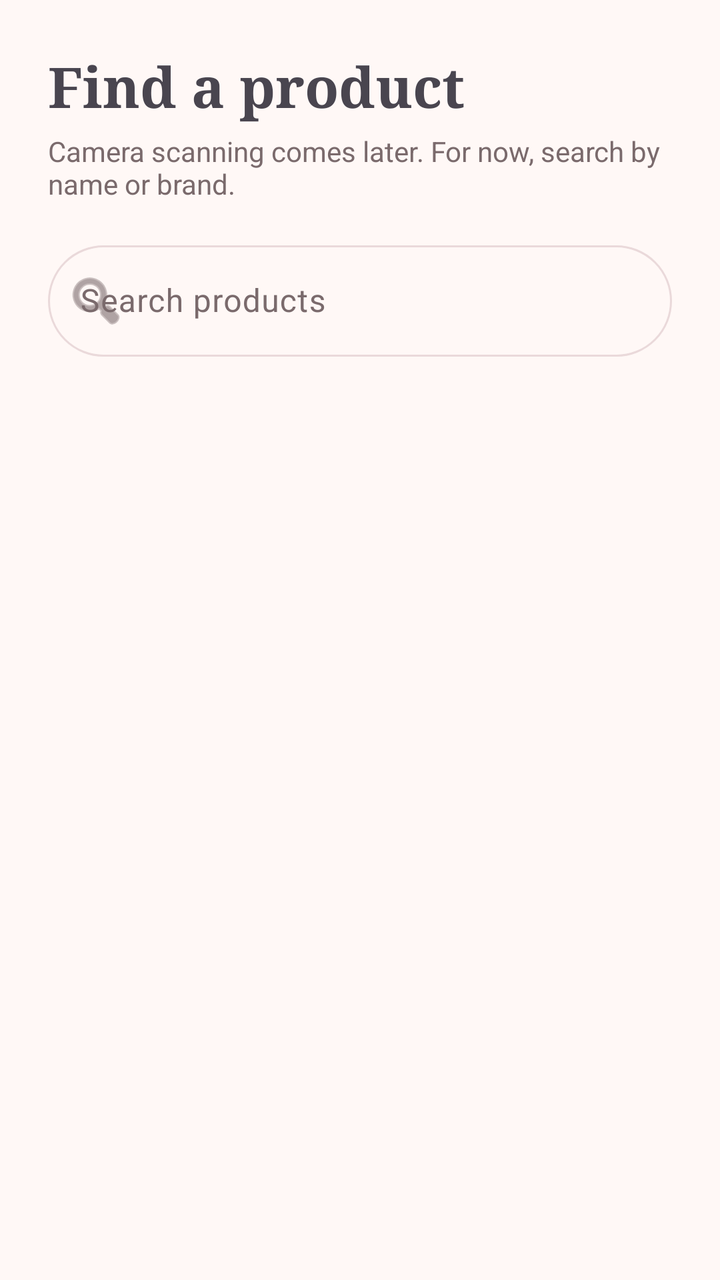
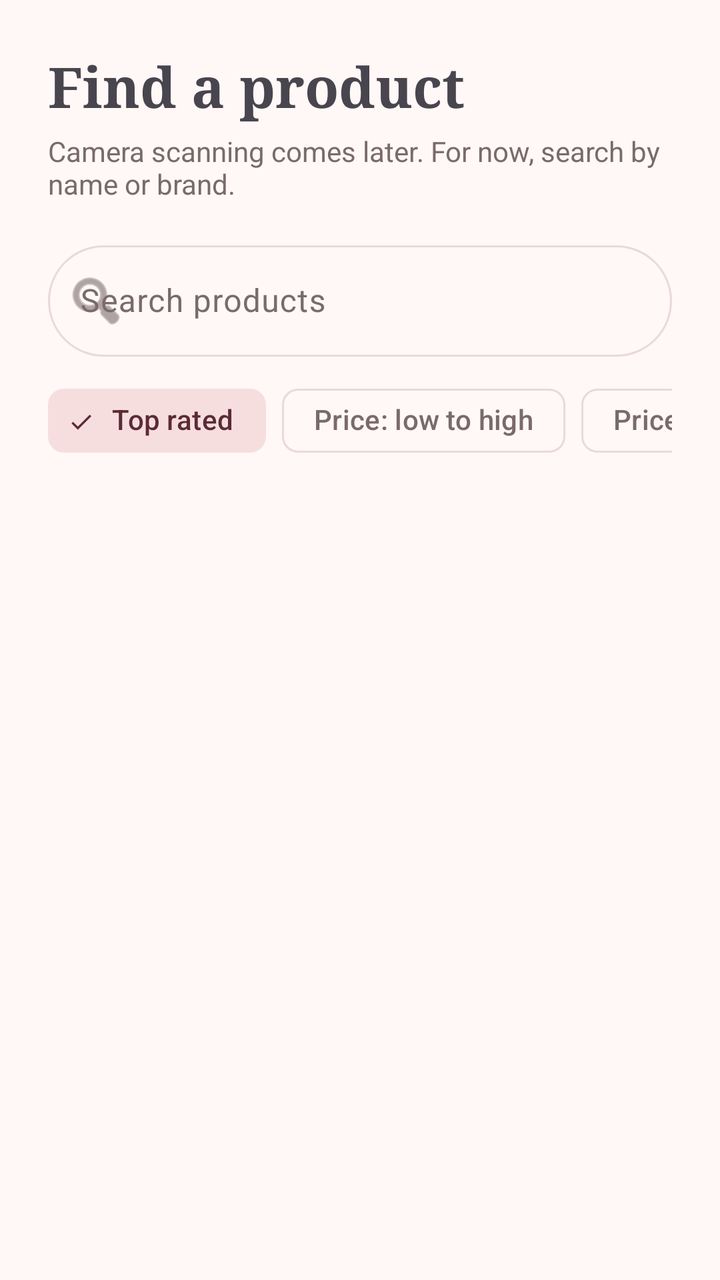

The first picture is an Android layout as it rendered before a commit; the second is the same layout after the commit. The layout source and the unified diff follow.
<!-- AndroidManifest.xml: application theme Theme.SkinCheck -->
<!-- res/layout/fragment_scan.xml -->
<?xml version="1.0" encoding="utf-8"?>
<LinearLayout xmlns:android="http://schemas.android.com/apk/res/android"
    xmlns:app="http://schemas.android.com/apk/res-auto"
    android:layout_width="match_parent"
    android:layout_height="match_parent"
    android:orientation="vertical"
    android:paddingStart="24dp"
    android:paddingTop="24dp"
    android:paddingEnd="24dp">

    <TextView
        android:layout_width="wrap_content"
        android:layout_height="wrap_content"
        android:fontFamily="serif"
        android:text="@string/search_title"
        android:textSize="28sp"
        android:textStyle="bold" />

    <TextView
        android:layout_width="wrap_content"
        android:layout_height="wrap_content"
        android:layout_marginTop="4dp"
        android:text="@string/search_subtitle"
        android:textColor="?attr/colorOnSurfaceVariant" />

    <com.google.android.material.textfield.TextInputLayout
        style="@style/Widget.Material3.TextInputLayout.OutlinedBox"
        android:layout_width="match_parent"
        android:layout_height="wrap_content"
        android:layout_marginTop="16dp"
        android:hint="@string/search_hint"
        app:boxCornerRadiusBottomEnd="28dp"
        app:boxCornerRadiusBottomStart="28dp"
        app:boxCornerRadiusTopEnd="28dp"
        app:boxCornerRadiusTopStart="28dp"
        app:endIconMode="clear_text"
        app:placeholderText="@string/search_placeholder"
        app:startIconDrawable="@android:drawable/ic_menu_search">

        <com.google.android.material.textfield.TextInputEditText
            android:id="@+id/input_search"
            android:layout_width="match_parent"
            android:layout_height="wrap_content"
            android:imeOptions="actionSearch"
            android:inputType="text"
            android:maxLines="1" />
    </com.google.android.material.textfield.TextInputLayout>

    <TextView
        android:id="@+id/txt_info"
        android:layout_width="wrap_content"
        android:layout_height="wrap_content"
        android:layout_marginTop="12dp"
        android:layout_marginBottom="8dp"
        android:textColor="@color/ink_soft"
        android:textSize="13sp" />

    
    <FrameLayout
        android:layout_width="match_parent"
        android:layout_height="0dp"
        android:layout_weight="1">

        <androidx.recyclerview.widget.RecyclerView
            android:id="@+id/list_products"
            android:layout_width="match_parent"
            android:layout_height="match_parent"
            android:clipToPadding="false"
            android:paddingBottom="16dp"
            app:layoutManager="androidx.recyclerview.widget.LinearLayoutManager" />

        <TextView
            android:id="@+id/txt_empty"
            android:layout_width="match_parent"
            android:layout_height="wrap_content"
            android:layout_marginTop="40dp"
            android:gravity="center"
            android:text="@string/search_empty"
            android:textColor="@color/ink_soft"
            android:visibility="gone" />
    </FrameLayout>
</LinearLayout>
<!-- resources referenced by this layout -->
<resources>
  <color name="ink_soft">#FF7A6A6C</color>
  <string name="search_empty">No products found. Try another name or brand.</string>
  <string name="search_hint">Search products</string>
  <string name="search_placeholder">e.g. Clinique, cream, serum</string>
  <string name="search_subtitle">Camera scanning comes later. For now, search by name or brand.</string>
  <string name="search_title">Find a product</string>
  <style name="Theme.SkinCheck" parent="Base.Theme.SkinCheck" />
  <style name="Base.Theme.SkinCheck" parent="Theme.Material3.Light.NoActionBar">
          
          <item name="colorPrimary">@color/rose</item>
          <item name="colorOnPrimary">@color/white</item>
          <item name="colorPrimaryContainer">@color/rose_light</item>
          <item name="colorOnPrimaryContainer">@color/plum</item>
  
          
          <item name="colorSecondaryContainer">@color/rose_light</item>
          <item name="colorOnSecondaryContainer">@color/plum</item>
  
          
          <item name="android:colorBackground">@color/cream</item>
          <item name="colorSurface">@color/cream</item>
          <item name="colorSurfaceContainer">@color/white</item>
          <item name="colorOnSurface">@color/ink</item>
          <item name="colorOnSurfaceVariant">@color/ink_soft</item>
          <item name="colorOutline">@color/line</item>
      </style>
  <color name="rose">#FFC2858C</color>
  <color name="white">#FFFFFFFF</color>
  <color name="rose_light">#FFF6DEDF</color>
  <color name="plum">#FF5B2B33</color>
  <color name="cream">#FFFFF8F6</color>
  <color name="ink">#FF2B1F21</color>
  <color name="line">#FFEAD9DA</color>
</resources>

<!-- the commit's change to res/layout/fragment_scan.xml (unified diff, before → after) -->
@@ -46,11 +46,65 @@
             android:maxLines="1" />
     </com.google.android.material.textfield.TextInputLayout>
 
+    
+    <HorizontalScrollView
+        android:layout_width="match_parent"
+        android:layout_height="wrap_content"
+        android:layout_marginTop="8dp"
+        android:scrollbars="none">
+
+        <LinearLayout
+            android:layout_width="wrap_content"
+            android:layout_height="wrap_content"
+            android:gravity="center_vertical"
+            android:orientation="horizontal">
+
+            <com.google.android.material.chip.ChipGroup
+                android:id="@+id/chips_sort"
+                android:layout_width="wrap_content"
+                android:layout_height="wrap_content"
+                app:checkedChip="@+id/chip_top"
+                app:selectionRequired="true"
+                app:singleLine="true"
+                app:singleSelection="true">
+
+                <com.google.android.material.chip.Chip
+                    android:id="@+id/chip_top"
+                    style="@style/Widget.Material3.Chip.Filter"
+                    android:layout_width="wrap_content"
+                    android:layout_height="wrap_content"
+                    android:text="@string/sort_top_rated" />
+
+                <com.google.android.material.chip.Chip
+                    android:id="@+id/chip_price_low"
+                    style="@style/Widget.Material3.Chip.Filter"
+                    android:layout_width="wrap_content"
+                    android:layout_height="wrap_content"
+                    android:text="@string/sort_price_low" />
+
+                <com.google.android.material.chip.Chip
+                    android:id="@+id/chip_price_high"
+                    style="@style/Widget.Material3.Chip.Filter"
+                    android:layout_width="wrap_content"
+                    android:layout_height="wrap_content"
+                    android:text="@string/sort_price_high" />
+            </com.google.android.material.chip.ChipGroup>
+
+            <com.google.android.material.chip.Chip
+                android:id="@+id/chip_only_me"
+                style="@style/Widget.Material3.Chip.Filter"
+                android:layout_width="wrap_content"
+                android:layout_height="wrap_content"
+                android:layout_marginStart="16dp"
+                android:text="@string/filter_only_me" />
+        </LinearLayout>
+    </HorizontalScrollView>
+
     <TextView
         android:id="@+id/txt_info"
         android:layout_width="wrap_content"
         android:layout_height="wrap_content"
-        android:layout_marginTop="12dp"
+        android:layout_marginTop="8dp"
         android:layout_marginBottom="8dp"
         android:textColor="@color/ink_soft"
         android:textSize="13sp" />
<!-- resource entries referenced after the edit -->
@@ -1,11 +1,15 @@
 <!-- resources referenced by this layout -->
 <resources>
   <color name="ink_soft">#FF7A6A6C</color>
+  <string name="filter_only_me">Only for my skin</string>
   <string name="search_empty">No products found. Try another name or brand.</string>
   <string name="search_hint">Search products</string>
   <string name="search_placeholder">e.g. Clinique, cream, serum</string>
   <string name="search_subtitle">Camera scanning comes later. For now, search by name or brand.</string>
   <string name="search_title">Find a product</string>
+  <string name="sort_price_high">Price: high to low</string>
+  <string name="sort_price_low">Price: low to high</string>
+  <string name="sort_top_rated">Top rated</string>
   <style name="Theme.SkinCheck" parent="Base.Theme.SkinCheck" />
   <style name="Base.Theme.SkinCheck" parent="Theme.Material3.Light.NoActionBar">
           
